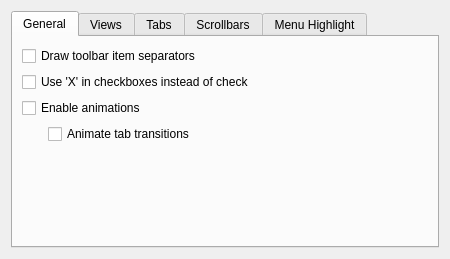
Qt form kstyles/oxygen/config/oxygenconf.ui (mgottschlag/kwin-tiling) before a commit.
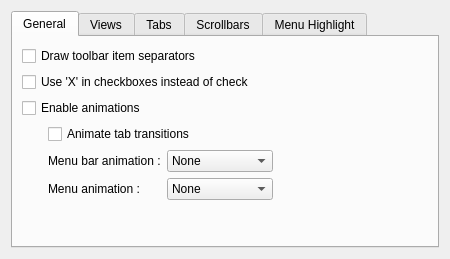
The same form after that commit. Custom widgets are drawn as their Qt base class.

Commit message: added options to choose between 'fade' and 'follow mouse' mode for menu and menubar animations

Diff of the .ui file:
```diff
--- a/kstyles/oxygen/config/oxygenconf.ui
+++ b/kstyles/oxygen/config/oxygenconf.ui
@@ -30,7 +30,7 @@
        <string>General</string>
       </attribute>
       <layout class="QGridLayout" name="gridLayout">
-       <item row="0" column="0" colspan="2">
+       <item row="0" column="0" colspan="3">
         <widget class="QCheckBox" name="_toolBarDrawItemSeparator">
          <property name="text">
           <string>Draw toolbar item separators</string>
@@ -44,7 +44,7 @@
          </property>
         </widget>
        </item>
-       <item row="4" column="1">
+       <item row="6" column="1">
         <spacer name="verticalSpacer_4">
          <property name="orientation">
           <enum>Qt::Vertical</enum>
@@ -57,7 +57,7 @@
          </property>
         </spacer>
        </item>
-       <item row="3" column="1">
+       <item row="3" column="1" colspan="2">
         <widget class="QCheckBox" name="_stackedWidgetTransitionsEnabled">
          <property name="sizePolicy">
           <sizepolicy hsizetype="Expanding" vsizetype="Fixed">
@@ -86,13 +86,84 @@
          </property>
         </spacer>
        </item>
-       <item row="1" column="0" colspan="2">
+       <item row="1" column="0" colspan="3">
         <widget class="QCheckBox" name="_checkDrawX">
          <property name="text">
           <string>Use 'X' in checkboxes instead of check</string>
          </property>
         </widget>
        </item>
+       <item row="4" column="1">
+        <widget class="QLabel" name="label_3">
+         <property name="text">
+          <string>Menu bar animation :</string>
+         </property>
+         <property name="buddy">
+          <cstring>_menuBarAnimationType</cstring>
+         </property>
+        </widget>
+       </item>
+       <item row="5" column="1">
+        <widget class="QLabel" name="label_4">
+         <property name="text">
+          <string>Menu animation :</string>
+         </property>
+         <property name="buddy">
+          <cstring>_menuAnimationType</cstring>
+         </property>
+        </widget>
+       </item>
+       <item row="5" column="2">
+        <widget class="KComboBox" name="_menuAnimationType">
+         <item>
+          <property name="text">
+           <string>None</string>
+          </property>
+         </item>
+         <item>
+          <property name="text">
+           <string>Fade</string>
+          </property>
+         </item>
+         <item>
+          <property name="text">
+           <string>Follow Mouse</string>
+          </property>
+         </item>
+        </widget>
+       </item>
+       <item row="4" column="3">
+        <spacer name="horizontalSpacer_3">
+         <property name="orientation">
+          <enum>Qt::Horizontal</enum>
+         </property>
+         <property name="sizeHint" stdset="0">
+          <size>
+           <width>40</width>
+           <height>20</height>
+          </size>
+         </property>
+        </spacer>
+       </item>
+       <item row="4" column="2">
+        <widget class="KComboBox" name="_menuBarAnimationType">
+         <item>
+          <property name="text">
+           <string>None</string>
+          </property>
+         </item>
+         <item>
+          <property name="text">
+           <string>Fade</string>
+          </property>
+         </item>
+         <item>
+          <property name="text">
+           <string>Follow Mouse</string>
+          </property>
+         </item>
+        </widget>
+       </item>
       </layout>
      </widget>
      <widget class="QWidget" name="tab_2">
@@ -317,6 +388,11 @@
    <extends>QSpinBox</extends>
    <header>knuminput.h</header>
   </customwidget>
+  <customwidget>
+   <class>KComboBox</class>
+   <extends>QComboBox</extends>
+   <header>kcombobox.h</header>
+  </customwidget>
   <customwidget>
    <class>KTabWidget</class>
    <extends>QTabWidget</extends>
```
The commit also changes 2 other files.
